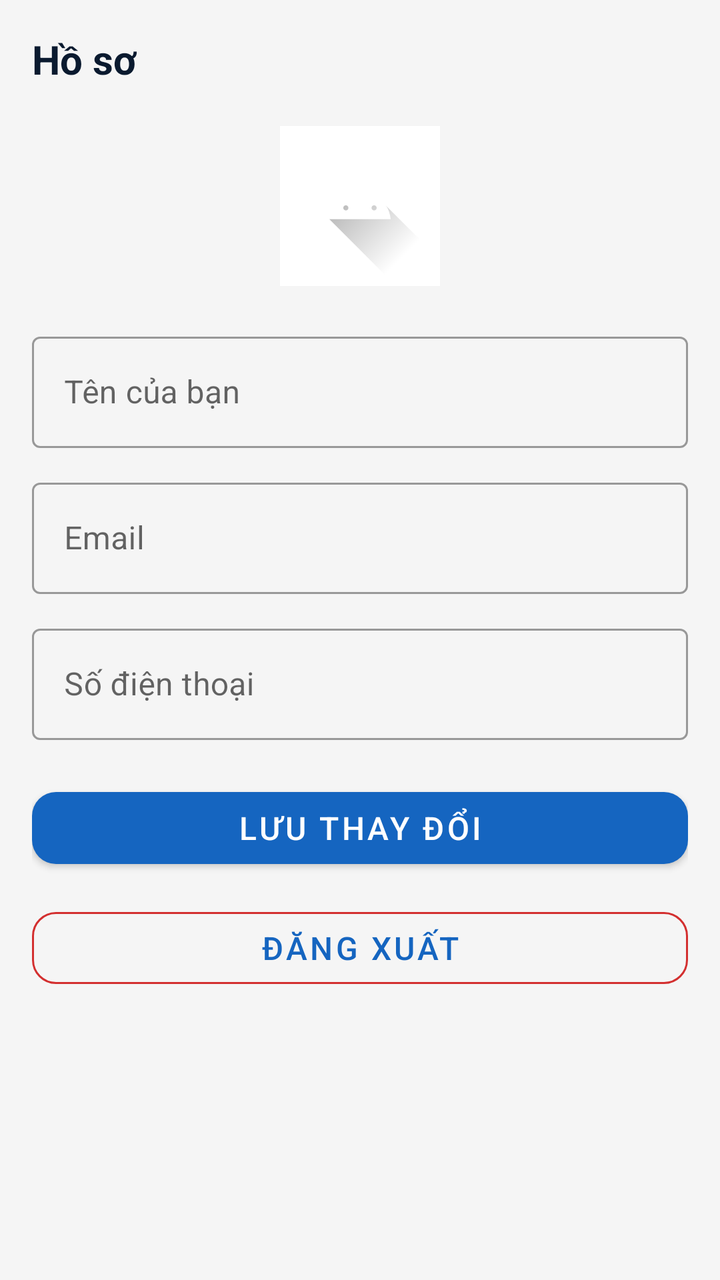
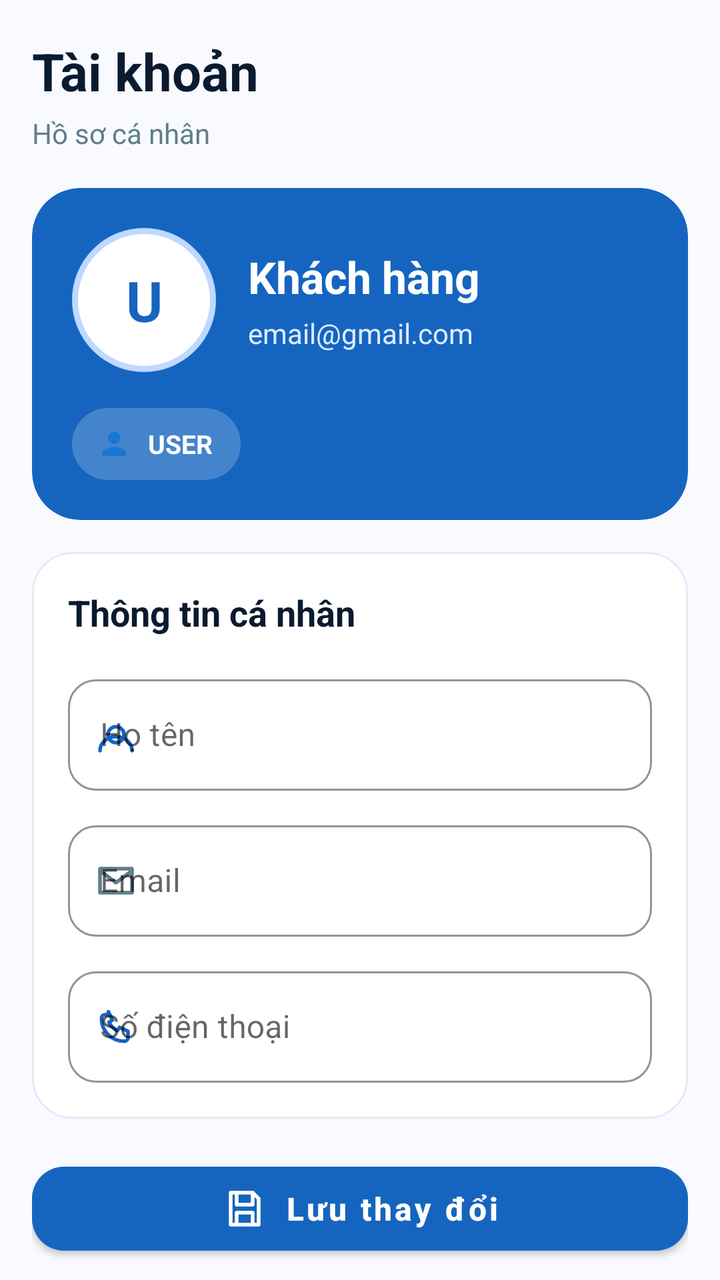

The first picture is an Android layout as it rendered before a commit; the second is the same layout after the commit. The layout source and the unified diff follow.
<!-- AndroidManifest.xml: application theme Theme.BusBooking -->
<!-- res/layout/fragment_user_profile.xml -->
<?xml version="1.0" encoding="utf-8"?>
<androidx.core.widget.NestedScrollView xmlns:android="http://schemas.android.com/apk/res/android"
    xmlns:app="http://schemas.android.com/apk/res-auto"
    android:layout_width="match_parent"
    android:layout_height="match_parent"
    android:background="@color/background_grey"
    android:fillViewport="true"
    android:clipToPadding="false">

    <LinearLayout
        android:layout_width="match_parent"
        android:layout_height="wrap_content"
        android:orientation="vertical"
        android:paddingStart="16dp"
        android:paddingEnd="16dp"
        android:paddingTop="16dp"
        android:paddingBottom="32dp">

        
        <TextView
            android:layout_width="wrap_content"
            android:layout_height="wrap_content"
            android:text="Hồ sơ"
            android:textSize="20sp"
            android:textStyle="bold"
            android:textColor="@color/text_primary"
            android:layout_marginBottom="20dp" />

        
        <ImageView
            android:layout_width="80dp"
            android:layout_height="80dp"
            android:layout_gravity="center_horizontal"
            android:layout_marginBottom="20dp"
            android:src="@drawable/ic_launcher_foreground"
            android:scaleType="centerInside"
            android:background="@color/background_white"
            android:padding="4dp" />

        
        <com.google.android.material.textfield.TextInputLayout
            android:layout_width="match_parent"
            android:layout_height="wrap_content"
            android:layout_marginBottom="12dp"
            style="@style/Widget.MaterialComponents.TextInputLayout.OutlinedBox">

            <com.google.android.material.textfield.TextInputEditText
                android:id="@+id/nameInput"
                android:layout_width="match_parent"
                android:layout_height="wrap_content"
                android:hint="Tên của bạn"
                android:inputType="text" />

        </com.google.android.material.textfield.TextInputLayout>

        
        <com.google.android.material.textfield.TextInputLayout
            android:layout_width="match_parent"
            android:layout_height="wrap_content"
            android:layout_marginBottom="12dp"
            style="@style/Widget.MaterialComponents.TextInputLayout.OutlinedBox">

            <com.google.android.material.textfield.TextInputEditText
                android:id="@+id/emailInput"
                android:layout_width="match_parent"
                android:layout_height="wrap_content"
                android:hint="Email"
                android:inputType="textEmailAddress"
                android:enabled="false" />

        </com.google.android.material.textfield.TextInputLayout>

        
        <com.google.android.material.textfield.TextInputLayout
            android:layout_width="match_parent"
            android:layout_height="wrap_content"
            android:layout_marginBottom="20dp"
            style="@style/Widget.MaterialComponents.TextInputLayout.OutlinedBox">

            <com.google.android.material.textfield.TextInputEditText
                android:id="@+id/phoneInput"
                android:layout_width="match_parent"
                android:layout_height="wrap_content"
                android:hint="Số điện thoại"
                android:inputType="phone" />

        </com.google.android.material.textfield.TextInputLayout>

        
        <com.google.android.material.button.MaterialButton
            android:id="@+id/saveButton"
            android:layout_width="match_parent"
            android:layout_height="48dp"
            android:text="Lưu thay đổi"
            android:textSize="16sp"
            android:layout_marginBottom="12dp"
            app:backgroundTint="@color/blue_primary"
            app:cornerRadius="12dp" />

        
        <com.google.android.material.button.MaterialButton
            android:id="@+id/logoutButton"
            style="@style/Widget.MaterialComponents.Button.OutlinedButton"
            android:layout_width="match_parent"
            android:layout_height="48dp"
            android:text="Đăng xuất"
            android:textSize="16sp"
            app:cornerRadius="12dp"
            app:strokeColor="@color/error" />

    </LinearLayout>

</androidx.core.widget.NestedScrollView>
<!-- resources referenced by this layout -->
<resources>
  <color name="background_grey">#F5F5F5</color>
  <!-- drawable ic_launcher_foreground (drawable) -->
  <vector xmlns:android="http://schemas.android.com/apk/res/android"
      xmlns:aapt="http://schemas.android.com/aapt"
      android:width="108dp"
      android:height="108dp"
      android:viewportWidth="108"
      android:viewportHeight="108">
      <path android:pathData="M31,63.928c0,0 6.4,-11 12.1,-13.1c7.2,-2.6 26,-1.4 26,-1.4l38.1,38.1L107,108.928l-32,-1L31,63.928z">
          <aapt:attr name="android:fillColor">
              <gradient
                  android:endX="85.84757"
                  android:endY="92.4963"
                  android:startX="42.9492"
                  android:startY="49.59793"
                  android:type="linear">
                  <item
                      android:color="#44000000"
                      android:offset="0.0" />
                  <item
                      android:color="#00000000"
                      android:offset="1.0" />
              </gradient>
          </aapt:attr>
      </path>
      <path
          android:fillColor="#FFFFFF"
          android:fillType="nonZero"
          android:pathData="M65.3,45.828l3.8,-6.6c0.2,-0.4 0.1,-0.9 -0.3,-1.1c-0.4,-0.2 -0.9,-0.1 -1.1,0.3l-3.9,6.7c-6.3,-2.8 -13.4,-2.8 -19.7,0l-3.9,-6.7c-0.2,-0.4 -0.7,-0.5 -1.1,-0.3C38.8,38.328 38.7,38.828 38.9,39.228l3.8,6.6C36.2,49.428 31.7,56.028 31,63.928h46C76.3,56.028 71.8,49.428 65.3,45.828zM43.4,57.328c-0.8,0 -1.5,-0.5 -1.8,-1.2c-0.3,-0.7 -0.1,-1.5 0.4,-2.1c0.5,-0.5 1.4,-0.7 2.1,-0.4c0.7,0.3 1.2,1 1.2,1.8C45.3,56.528 44.5,57.328 43.4,57.328L43.4,57.328zM64.6,57.328c-0.8,0 -1.5,-0.5 -1.8,-1.2s-0.1,-1.5 0.4,-2.1c0.5,-0.5 1.4,-0.7 2.1,-0.4c0.7,0.3 1.2,1 1.2,1.8C66.5,56.528 65.6,57.328 64.6,57.328L64.6,57.328z"
          android:strokeWidth="1"
          android:strokeColor="#00000000" />
  </vector>
  <!-- unchanged entries left out for length: 7 -->
</resources>

<!-- the commit's change to res/layout/fragment_user_profile.xml (unified diff, before → after) -->
@@ -3,111 +3,266 @@
     xmlns:app="http://schemas.android.com/apk/res-auto"
     android:layout_width="match_parent"
     android:layout_height="match_parent"
-    android:background="@color/background_grey"
-    android:fillViewport="true"
-    android:clipToPadding="false">
+    android:background="@color/surface_blue_light"
+    android:clipToPadding="false"
+    android:fillViewport="true">
 
     <LinearLayout
         android:layout_width="match_parent"
         android:layout_height="wrap_content"
         android:orientation="vertical"
         android:paddingStart="16dp"
+        android:paddingTop="18dp"
         android:paddingEnd="16dp"
-        android:paddingTop="16dp"
         android:paddingBottom="32dp">
 
-        
         <TextView
-            android:layout_width="wrap_content"
-            android:layout_height="wrap_content"
-            android:text="Hồ sơ"
-            android:textSize="20sp"
-            android:textStyle="bold"
+            android:layout_width="match_parent"
+            android:layout_height="wrap_content"
+            android:text="Tài khoản"
             android:textColor="@color/text_primary"
-            android:layout_marginBottom="20dp" />
-
-        
-        <ImageView
-            android:layout_width="80dp"
-            android:layout_height="80dp"
-            android:layout_gravity="center_horizontal"
-            android:layout_marginBottom="20dp"
-            android:src="@drawable/ic_launcher_foreground"
-            android:scaleType="centerInside"
-            android:background="@color/background_white"
-            android:padding="4dp" />
-
-        
-        <com.google.android.material.textfield.TextInputLayout
-            android:layout_width="match_parent"
-            android:layout_height="wrap_content"
-            android:layout_marginBottom="12dp"
-            style="@style/Widget.MaterialComponents.TextInputLayout.OutlinedBox">
-
-            <com.google.android.material.textfield.TextInputEditText
-                android:id="@+id/nameInput"
+            android:textSize="26sp"
+            android:textStyle="bold" />
+
+        <TextView
+            android:layout_width="match_parent"
+            android:layout_height="wrap_content"
+            android:layout_marginTop="4dp"
+            android:text="Hồ sơ cá nhân"
+            android:textColor="@color/text_secondary"
+            android:textSize="14sp" />
+
+        <com.google.android.material.card.MaterialCardView
+            android:layout_width="match_parent"
+            android:layout_height="wrap_content"
+            android:layout_marginTop="18dp"
+            app:cardBackgroundColor="@color/blue_primary"
+            app:cardCornerRadius="24dp"
+            app:cardElevation="0dp">
+
+            <LinearLayout
                 android:layout_width="match_parent"
                 android:layout_height="wrap_content"
-                android:hint="Tên của bạn"
-                android:inputType="text" />
-
-        </com.google.android.material.textfield.TextInputLayout>
-
-        
-        <com.google.android.material.textfield.TextInputLayout
-            android:layout_width="match_parent"
-            android:layout_height="wrap_content"
-            android:layout_marginBottom="12dp"
-            style="@style/Widget.MaterialComponents.TextInputLayout.OutlinedBox">
-
-            <com.google.android.material.textfield.TextInputEditText
-                android:id="@+id/emailInput"
+                android:orientation="vertical"
+                android:padding="20dp">
+
+                <LinearLayout
+                    android:layout_width="match_parent"
+                    android:layout_height="wrap_content"
+                    android:gravity="center_vertical"
+                    android:orientation="horizontal">
+
+                    <FrameLayout
+                        android:layout_width="72dp"
+                        android:layout_height="72dp"
+                        android:background="@drawable/bg_profile_avatar">
+
+                        <TextView
+                            android:id="@+id/profileInitialText"
+                            android:layout_width="match_parent"
+                            android:layout_height="match_parent"
+                            android:gravity="center"
+                            android:text="U"
+                            android:textColor="@color/blue_primary"
+                            android:textSize="28sp"
+                            android:textStyle="bold" />
+                    </FrameLayout>
+
+                    <LinearLayout
+                        android:layout_width="0dp"
+                        android:layout_height="wrap_content"
+                        android:layout_marginStart="16dp"
+                        android:orientation="vertical"
+                        android:layout_weight="1">
+
+                        <TextView
+                            android:id="@+id/profileNameText"
+                            android:layout_width="match_parent"
+                            android:layout_height="wrap_content"
+                            android:ellipsize="end"
+                            android:maxLines="1"
+                            android:text="Khách hàng"
+                            android:textColor="@color/text_on_primary"
+                            android:textSize="22sp"
+                            android:textStyle="bold" />
+
+                        <TextView
+                            android:id="@+id/profileEmailText"
+                            android:layout_width="match_parent"
+                            android:layout_height="wrap_content"
+                            android:layout_marginTop="4dp"
+                            android:ellipsize="end"
+                            android:maxLines="1"
+                            android:text="email@gmail.com"
+                            android:textColor="#DDEBFF"
+                            android:textSize="14sp" />
+                    </LinearLayout>
+                </LinearLayout>
+
+                <LinearLayout
+                    android:layout_width="wrap_content"
+                    android:layout_height="36dp"
+                    android:layout_marginTop="18dp"
+                    android:background="@drawable/bg_profile_status_pill"
+                    android:gravity="center_vertical"
+                    android:orientation="horizontal"
+                    android:paddingStart="12dp"
+                    android:paddingEnd="14dp">
+
+                    <ImageView
+                        android:layout_width="18dp"
+                        android:layout_height="18dp"
+                        android:src="@drawable/ic_profile_filled"
+                        app:tint="@color/text_on_primary" />
+
+                    <TextView
+                        android:layout_width="wrap_content"
+                        android:layout_height="wrap_content"
+                        android:layout_marginStart="8dp"
+                        android:text="USER"
+                        android:textColor="@color/text_on_primary"
+                        android:textSize="13sp"
+                        android:textStyle="bold" />
+                </LinearLayout>
+            </LinearLayout>
+        </com.google.android.material.card.MaterialCardView>
+
+        <com.google.android.material.card.MaterialCardView
+            android:layout_width="match_parent"
+            android:layout_height="wrap_content"
+            android:layout_marginTop="16dp"
+            app:cardBackgroundColor="@color/background_white"
+            app:cardCornerRadius="20dp"
+            app:cardElevation="0dp"
+            app:strokeColor="@color/divider_blue"
+            app:strokeWidth="1dp">
+
+            <LinearLayout
                 android:layout_width="match_parent"
                 android:layout_height="wrap_content"
-                android:hint="Email"
-                android:inputType="textEmailAddress"
-                android:enabled="false" />
-
-        </com.google.android.material.textfield.TextInputLayout>
-
-        
-        <com.google.android.material.textfield.TextInputLayout
-            android:layout_width="match_parent"
-            android:layout_height="wrap_content"
-            android:layout_marginBottom="20dp"
-            style="@style/Widget.MaterialComponents.TextInputLayout.OutlinedBox">
-
-            <com.google.android.material.textfield.TextInputEditText
-                android:id="@+id/phoneInput"
-                android:layout_width="match_parent"
-                android:layout_height="wrap_content"
-                android:hint="Số điện thoại"
-                android:inputType="phone" />
-
-        </com.google.android.material.textfield.TextInputLayout>
-
-        
+                android:orientation="vertical"
+                android:padding="18dp">
+
+                <TextView
+                    android:layout_width="match_parent"
+                    android:layout_height="wrap_content"
+                    android:text="Thông tin cá nhân"
+                    android:textColor="@color/text_primary"
+                    android:textSize="18sp"
+                    android:textStyle="bold" />
+
+                <com.google.android.material.textfield.TextInputLayout
+                    style="@style/Widget.MaterialComponents.TextInputLayout.OutlinedBox"
+                    android:layout_width="match_parent"
+                    android:layout_height="wrap_content"
+                    android:layout_marginTop="16dp"
+                    android:hint="Họ tên"
+                    app:boxCornerRadiusBottomEnd="14dp"
+                    app:boxCornerRadiusBottomStart="14dp"
+                    app:boxCornerRadiusTopEnd="14dp"
+                    app:boxCornerRadiusTopStart="14dp"
+                    app:boxStrokeColor="@color/blue_primary_light"
+                    app:hintTextColor="@color/blue_primary"
+                    app:startIconDrawable="@drawable/ic_profile_outline"
+                    app:startIconTint="@color/blue_primary">
+
+                    <com.google.android.material.textfield.TextInputEditText
+                        android:id="@+id/nameInput"
+                        android:layout_width="match_parent"
+                        android:layout_height="wrap_content"
+                        android:inputType="textPersonName"
+                        android:maxLines="1"
+                        android:textColor="@color/text_primary"
+                        android:textColorHint="@color/text_secondary" />
+                </com.google.android.material.textfield.TextInputLayout>
+
+                <com.google.android.material.textfield.TextInputLayout
+                    style="@style/Widget.MaterialComponents.TextInputLayout.OutlinedBox"
+                    android:layout_width="match_parent"
+                    android:layout_height="wrap_content"
+                    android:layout_marginTop="12dp"
+                    android:hint="Email"
+                    app:boxCornerRadiusBottomEnd="14dp"
+                    app:boxCornerRadiusBottomStart="14dp"
+                    app:boxCornerRadiusTopEnd="14dp"
+                    app:boxCornerRadiusTopStart="14dp"
+                    app:boxStrokeColor="@color/divider_blue"
+                    app:hintTextColor="@color/text_secondary"
+                    app:startIconDrawable="@drawable/ic_mail_outline"
+                    app:startIconTint="@color/text_secondary">
+
+                    <com.google.android.material.textfield.TextInputEditText
+                        android:id="@+id/emailInput"
+                        android:layout_width="match_parent"
+                        android:layout_height="wrap_content"
+                        android:enabled="false"
+                        android:inputType="textEmailAddress"
+                        android:maxLines="1"
+                        android:textColor="@color/text_primary"
+                        android:textColorHint="@color/text_secondary" />
+                </com.google.android.material.textfield.TextInputLayout>
+
+                <com.google.android.material.textfield.TextInputLayout
+                    style="@style/Widget.MaterialComponents.TextInputLayout.OutlinedBox"
+                    android:layout_width="match_parent"
+                    android:layout_height="wrap_content"
+                    android:layout_marginTop="12dp"
+                    android:hint="Số điện thoại"
+                    app:boxCornerRadiusBottomEnd="14dp"
+                    app:boxCornerRadiusBottomStart="14dp"
+                    app:boxCornerRadiusTopEnd="14dp"
+                    app:boxCornerRadiusTopStart="14dp"
+                    app:boxStrokeColor="@color/blue_primary_light"
+                    app:hintTextColor="@color/blue_primary"
+                    app:startIconDrawable="@drawable/ic_phone_outline"
+                    app:startIconTint="@color/blue_primary">
+
+                    <com.google.android.material.textfield.TextInputEditText
+                        android:id="@+id/phoneInput"
+                        android:layout_width="match_parent"
+                        android:layout_height="wrap_content"
+                        android:inputType="phone"
+                        android:maxLines="1"
+                        android:textColor="@color/text_primary"
+                        android:textColorHint="@color/text_secondary" />
+                </com.google.android.material.textfield.TextInputLayout>
+            </LinearLayout>
+        </com.google.android.material.card.MaterialCardView>
+
         <com.google.android.material.button.MaterialButton
             android:id="@+id/saveButton"
             android:layout_width="match_parent"
-            android:layout_height="48dp"
+            android:layout_height="54dp"
+            android:layout_marginTop="18dp"
             android:text="Lưu thay đổi"
+            android:textAllCaps="false"
+            android:textColor="@color/text_on_primary"
             android:textSize="16sp"
-            android:layout_marginBottom="12dp"
+            android:textStyle="bold"
             app:backgroundTint="@color/blue_primary"
-            app:cornerRadius="12dp" />
-
-        
+            app:cornerRadius="16dp"
+            app:icon="@drawable/ic_save_outline"
+            app:iconGravity="textStart"
+            app:iconPadding="8dp"
+            app:iconTint="@color/text_on_primary" />
+
         <com.google.android.material.button.MaterialButton
             android:id="@+id/logoutButton"
             style="@style/Widget.MaterialComponents.Button.OutlinedButton"
             android:layout_width="match_parent"
-            android:layout_height="48dp"
+            android:layout_height="54dp"
+            android:layout_marginTop="12dp"
             android:text="Đăng xuất"
+            android:textAllCaps="false"
+            android:textColor="@color/error"
             android:textSize="16sp"
-            app:cornerRadius="12dp"
-            app:strokeColor="@color/error" />
-
+            android:textStyle="bold"
+            app:cornerRadius="16dp"
+            app:icon="@drawable/ic_logout_outline"
+            app:iconGravity="textStart"
+            app:iconPadding="8dp"
+            app:iconTint="@color/error"
+            app:strokeColor="@color/error"
+            app:strokeWidth="1dp" />
     </LinearLayout>
-
 </androidx.core.widget.NestedScrollView>
<!-- resource entries referenced after the edit -->
@@ -1,37 +1,136 @@
 <!-- resources referenced by this layout -->
 <resources>
-  <color name="background_grey">#F5F5F5</color>
-  <!-- drawable ic_launcher_foreground (drawable) -->
+  <color name="blue_primary_light">#1E88E5</color>
+  <color name="divider_blue">#E3EAF6</color>
+  <color name="surface_blue_light">#F8FAFF</color>
+  <color name="text_on_primary">#FFFFFF</color>
+  <color name="text_secondary">#607D8B</color>
+  <!-- drawable bg_profile_avatar (drawable) -->
+  <?xml version="1.0" encoding="utf-8"?>
+  <shape xmlns:android="http://schemas.android.com/apk/res/android"
+      android:shape="oval">
+      <solid android:color="@color/background_white" />
+      <stroke
+          android:width="3dp"
+          android:color="#BFD8FF" />
+  </shape>
+  <!-- drawable bg_profile_status_pill (drawable) -->
+  <?xml version="1.0" encoding="utf-8"?>
+  <shape xmlns:android="http://schemas.android.com/apk/res/android">
+      <solid android:color="#33FFFFFF" />
+      <corners android:radius="18dp" />
+  </shape>
+  <!-- drawable ic_logout_outline (drawable) -->
+  <?xml version="1.0" encoding="utf-8"?>
   <vector xmlns:android="http://schemas.android.com/apk/res/android"
-      xmlns:aapt="http://schemas.android.com/aapt"
-      android:width="108dp"
-      android:height="108dp"
-      android:viewportWidth="108"
-      android:viewportHeight="108">
-      <path android:pathData="M31,63.928c0,0 6.4,-11 12.1,-13.1c7.2,-2.6 26,-1.4 26,-1.4l38.1,38.1L107,108.928l-32,-1L31,63.928z">
-          <aapt:attr name="android:fillColor">
-              <gradient
-                  android:endX="85.84757"
-                  android:endY="92.4963"
-                  android:startX="42.9492"
-                  android:startY="49.59793"
-                  android:type="linear">
-                  <item
-                      android:color="#44000000"
-                      android:offset="0.0" />
-                  <item
-                      android:color="#00000000"
-                      android:offset="1.0" />
-              </gradient>
-          </aapt:attr>
-      </path>
+      android:width="24dp"
+      android:height="24dp"
+      android:viewportWidth="24"
+      android:viewportHeight="24">
       <path
-          android:fillColor="#FFFFFF"
-          android:fillType="nonZero"
-          android:pathData="M65.3,45.828l3.8,-6.6c0.2,-0.4 0.1,-0.9 -0.3,-1.1c-0.4,-0.2 -0.9,-0.1 -1.1,0.3l-3.9,6.7c-6.3,-2.8 -13.4,-2.8 -19.7,0l-3.9,-6.7c-0.2,-0.4 -0.7,-0.5 -1.1,-0.3C38.8,38.328 38.7,38.828 38.9,39.228l3.8,6.6C36.2,49.428 31.7,56.028 31,63.928h46C76.3,56.028 71.8,49.428 65.3,45.828zM43.4,57.328c-0.8,0 -1.5,-0.5 -1.8,-1.2c-0.3,-0.7 -0.1,-1.5 0.4,-2.1c0.5,-0.5 1.4,-0.7 2.1,-0.4c0.7,0.3 1.2,1 1.2,1.8C45.3,56.528 44.5,57.328 43.4,57.328L43.4,57.328zM64.6,57.328c-0.8,0 -1.5,-0.5 -1.8,-1.2s-0.1,-1.5 0.4,-2.1c0.5,-0.5 1.4,-0.7 2.1,-0.4c0.7,0.3 1.2,1 1.2,1.8C66.5,56.528 65.6,57.328 64.6,57.328L64.6,57.328z"
-          android:strokeWidth="1"
-          android:strokeColor="#00000000" />
+          android:fillColor="@android:color/transparent"
+          android:pathData="M10,5H6v14h4"
+          android:strokeColor="@color/error"
+          android:strokeLineCap="round"
+          android:strokeLineJoin="round"
+          android:strokeWidth="1.8" />
+      <path
+          android:fillColor="@android:color/transparent"
+          android:pathData="M13,12h7M17,8l4,4l-4,4"
+          android:strokeColor="@color/error"
+          android:strokeLineCap="round"
+          android:strokeLineJoin="round"
+          android:strokeWidth="1.8" />
   </vector>
+  <!-- drawable ic_mail_outline (drawable) -->
+  <?xml version="1.0" encoding="utf-8"?>
+  <vector xmlns:android="http://schemas.android.com/apk/res/android"
+      android:width="24dp"
+      android:height="24dp"
+      android:viewportWidth="24"
+      android:viewportHeight="24">
+      <path
+          android:fillColor="@android:color/transparent"
+          android:pathData="M4,6h16v12H4z"
+          android:strokeColor="@color/text_secondary"
+          android:strokeLineJoin="round"
+          android:strokeWidth="1.8" />
+      <path
+          android:fillColor="@android:color/transparent"
+          android:pathData="M4,7l8,6l8,-6"
+          android:strokeColor="@color/text_secondary"
+          android:strokeLineCap="round"
+          android:strokeLineJoin="round"
+          android:strokeWidth="1.8" />
+  </vector>
+  <!-- drawable ic_phone_outline (drawable) -->
+  <?xml version="1.0" encoding="utf-8"?>
+  <vector xmlns:android="http://schemas.android.com/apk/res/android"
+      android:width="24dp"
+      android:height="24dp"
+      android:viewportWidth="24"
+      android:viewportHeight="24">
+      <path
+          android:fillColor="@android:color/transparent"
+          android:pathData="M8.2,4.5l2,4.2l-1.7,1.1c0.9,1.9 2.3,3.3 4.2,4.2l1.1,-1.7l4.2,2v3.2c0,1 -0.8,1.8 -1.8,1.8C9.8,19.3 4.7,14.2 4.7,7.8C4.7,6.8 5.5,6 6.5,6h1.7z"
+          android:strokeColor="@color/text_secondary"
+          android:strokeLineCap="round"
+          android:strokeLineJoin="round"
+          android:strokeWidth="1.8" />
+  </vector>
+  <!-- drawable ic_profile_filled (drawable) -->
+  <?xml version="1.0" encoding="utf-8"?>
+  <vector xmlns:android="http://schemas.android.com/apk/res/android"
+      android:width="24dp"
+      android:height="24dp"
+      android:viewportWidth="24"
+      android:viewportHeight="24">
+      <path
+          android:fillColor="@color/icon_active"
+          android:pathData="M12,12c2.21,0 4,-1.79 4,-4s-1.79,-4 -4,-4 -4,1.79 -4,4 1.79,4 4,4zM12,14c-2.67,0 -8,1.34 -8,4v2h16v-2c0,-2.66 -5.33,-4 -8,-4z"/>
+  </vector>
+  <!-- drawable ic_profile_outline (drawable) -->
+  <?xml version="1.0" encoding="utf-8"?>
+  <vector xmlns:android="http://schemas.android.com/apk/res/android"
+      android:width="24dp"
+      android:height="24dp"
+      android:viewportWidth="24"
+      android:viewportHeight="24">
+      <path
+          android:fillColor="#00000000"
+          android:strokeColor="@color/icon_default"
+          android:strokeWidth="1.8"
+          android:pathData="M12,12m-4,0a4,4 0,1 1,8 0,4 4,0 0,1 -8,0"/>
+      <path
+          android:fillColor="#00000000"
+          android:strokeColor="@color/icon_default"
+          android:strokeWidth="1.8"
+          android:strokeLineCap="round"
+          android:pathData="M4,20c0,-4 3.58,-7 8,-7s8,3 8,7"/>
+  </vector>
+  <!-- drawable ic_save_outline (drawable) -->
+  <?xml version="1.0" encoding="utf-8"?>
+  <vector xmlns:android="http://schemas.android.com/apk/res/android"
+      android:width="24dp"
+      android:height="24dp"
+      android:viewportWidth="24"
+      android:viewportHeight="24">
+      <path
+          android:fillColor="@android:color/transparent"
+          android:pathData="M5,4h11l3,3v13H5z"
+          android:strokeColor="@android:color/white"
+          android:strokeLineJoin="round"
+          android:strokeWidth="1.8" />
+      <path
+          android:fillColor="@android:color/transparent"
+          android:pathData="M8,4v6h8V4M8,20v-6h8v6"
+          android:strokeColor="@android:color/white"
+          android:strokeLineCap="round"
+          android:strokeLineJoin="round"
+          android:strokeWidth="1.8" />
+  </vector>
+  <color name="icon_active">#1976D2</color>
+  <color name="icon_default">#9E9E9E</color>
   <!-- unchanged entries left out for length: 7 -->
 </resources>
 
